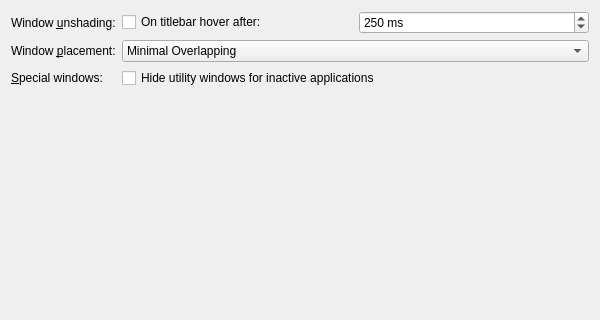
Before: the Qt Designer form kcmkwin/kwinoptions/advanced.ui in lfdevs/kwin, drawn with Qt 5; both pictures show x 0 to 600 and y 0 to 320 of the 600 by 500 pixel window.
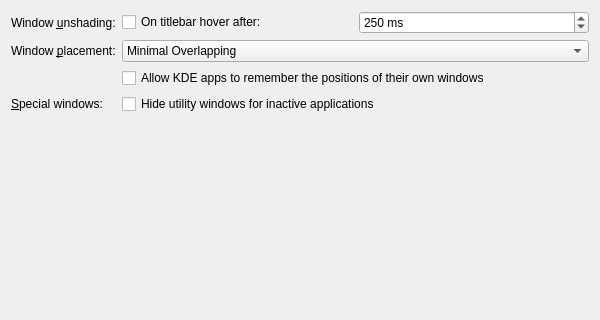
After: the same form once the commit is applied. Custom widgets are drawn as their Qt base class.

```diff
--- a/kcmkwin/kwinoptions/advanced.ui
+++ b/kcmkwin/kwinoptions/advanced.ui
@@ -112,7 +112,17 @@
      </item>
     </widget>
    </item>
-   <item row="2" column="0">
+   <item row="2" column="1">
+    <widget class="QCheckBox" name="kcfg_AllowKDEAppsToRememberWindowPositions">
+     <property name="whatsThis">
+      <string>When turned on, KDE apps which are able to remember the positions of their windows are allowed to do so. This will override the window placement mode defined above.</string>
+     </property>
+     <property name="text">
+      <string>Allow KDE apps to remember the positions of their own windows</string>
+     </property>
+    </widget>
+   </item>
+   <item row="3" column="0">
     <widget class="QLabel" name="specialWindowsLabel">
      <property name="text">
       <string>&amp;Special windows:</string>
@@ -122,7 +132,7 @@
      </property>
     </widget>
    </item>
-   <item row="2" column="1">
+   <item row="3" column="1">
     <widget class="QCheckBox" name="kcfg_HideUtilityWindowsForInactive">
      <property name="whatsThis">
       <string>When turned on, utility windows (tool windows, torn-off menus,...) of inactive applications will be hidden and will be shown only when the application becomes active. Note that applications have to mark the windows with the proper window type for this feature to work.</string>
```
